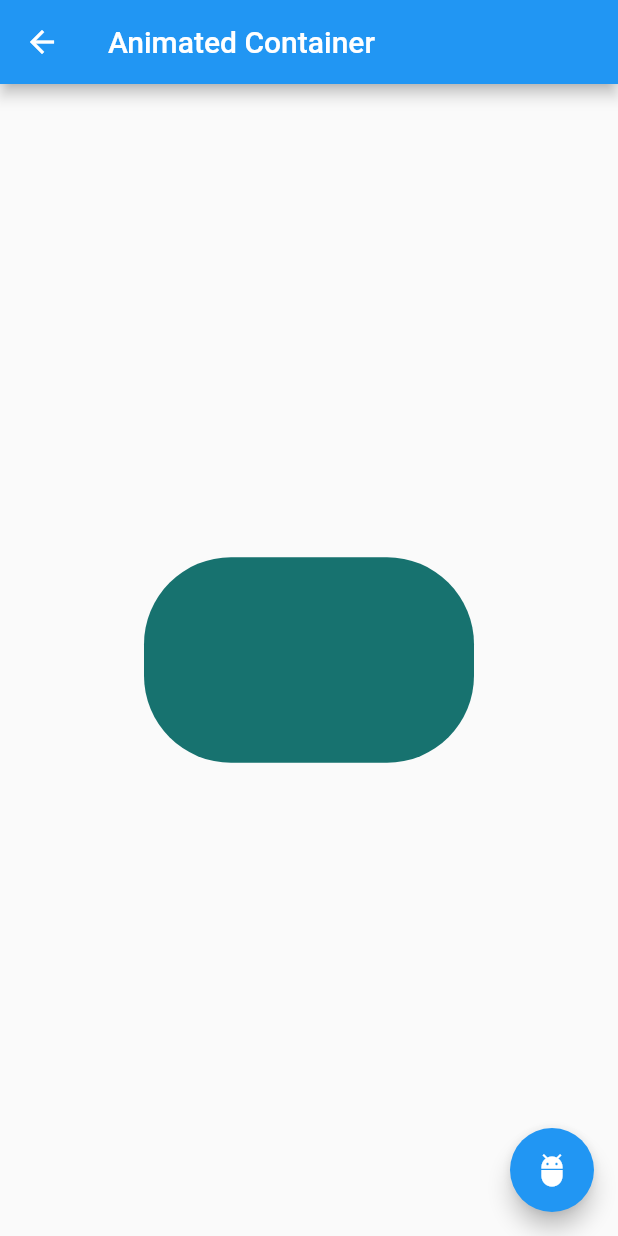
After one commit to ramirexweb/FlutterComponents, a Flutter app: the AnimatedContainerPage screen opened by its route, after a tap on the "adb" icon, on a phone screen of 412 x 824 dp. The commit adds this screen. Run offline on Flutter 3.47's test engine with Material 2 defaults, Android fonts, the phone set to English and light mode, and no system bars.

Commit message:
terminamos con el animated container

```diff
--- a/data/menu_opts.json
+++ b/data/menu_opts.json
@@ -15,6 +15,11 @@
             "ruta" : "card",
             "icon" : "folder_open",
             "texto": "Cards - Tarjetas"
+        },
+        {
+            "ruta": "animatedContainer",
+            "icon": "donut_large",
+            "texto": "Animated Container"
         }
     ]
 }
--- /dev/null
+++ b/lib/src/pages/animated_container.dart
@@ -0,0 +1,48 @@
+import 'dart:math';
+
+import 'package:flutter/material.dart';
+
+class AnimatedContainerPage extends StatefulWidget {
+  @override
+  _AnimatedContainerPageState createState() => _AnimatedContainerPageState();
+}
+
+class _AnimatedContainerPageState extends State<AnimatedContainerPage> {
+  double _width = 50.0;
+  double _height = 50.0;
+  Color _color = Colors.pink;
+
+  BorderRadiusGeometry _borderRadius = BorderRadius.circular(8.0);
+  @override
+  Widget build(BuildContext context) {
+    return Scaffold(
+        appBar: AppBar(
+          title: Text('Animated Container'),
+        ),
+        body: Center(
+          child: AnimatedContainer(
+            duration: Duration(seconds: 1),
+            curve: Curves.fastOutSlowIn,
+            width: _width,
+            height: _height,
+            decoration:
+                BoxDecoration(borderRadius: _borderRadius, color: _color),
+          ),
+        ),
+        floatingActionButton: FloatingActionButton(
+          child: Icon(Icons.adb_rounded),
+          onPressed: _cambiarForma,
+        ));
+  }
+
+  void _cambiarForma() {
+    final random = Random();
+    setState(() {
+      _width = random.nextInt(300).toDouble();
+      _height = random.nextInt(300).toDouble();
+      _color = Color.fromRGBO(
+          random.nextInt(255), random.nextInt(255), random.nextInt(255), 1);
+      _borderRadius = BorderRadius.circular(random.nextInt(100).toDouble());
+    });
+  }
+}
--- a/lib/src/routes/routes.dart
+++ b/lib/src/routes/routes.dart
@@ -1,4 +1,5 @@
 import 'package:componentes/src/pages/alert_page.dart';
+import 'package:componentes/src/pages/animated_container.dart';
 import 'package:componentes/src/pages/avatar_page.dart';
 import 'package:componentes/src/pages/card_page.dart';
 import 'package:componentes/src/pages/home_page.dart';
@@ -9,6 +10,7 @@ Map<String, WidgetBuilder> getApplicationRoutes() {
     '/': (BuildContext context) => HomePage(),
     'alert': (BuildContext context) => AlertPage(),
     'avatar': (BuildContext context) => AvatarPage(),
-    'card': (BuildContext context) => CardPage()
+    'card': (BuildContext context) => CardPage(),
+    'animatedContainer': (BuildContext context) => AnimatedContainerPage()
   };
 }
--- a/lib/src/utils/icono_string_util.dart
+++ b/lib/src/utils/icono_string_util.dart
@@ -3,7 +3,8 @@ import 'package:flutter/material.dart';
 final _icons = <String, IconData>{
   'add_alert': Icons.add_alert,
   'accessibility': Icons.accessibility,
-  'folder_open': Icons.folder_open
+  'folder_open': Icons.folder_open,
+  'donut_large': Icons.donut_large
 };
 
 Icon getIcon(String nombreIcono) =>
```
